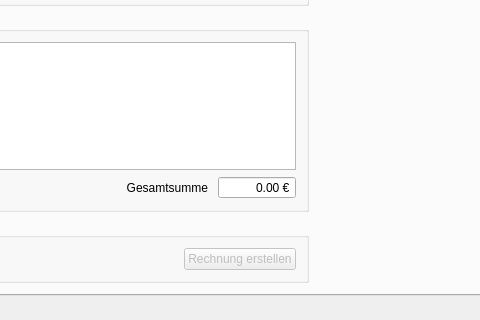
The window that mainwindow.ui (MarcelGep/RechnungsApp) describes before a commit, drawn with Qt 5; both pictures show x 588 to 1068 and y 496 to 816 of the 1362 by 816 pixel window.
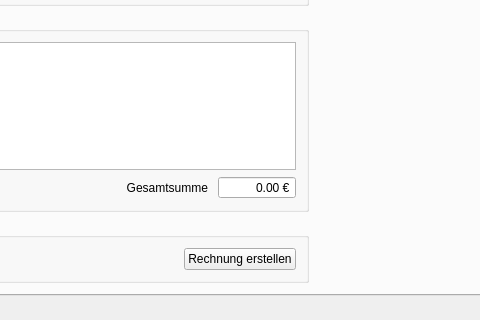
The same window after the commit.

```diff
--- a/mainwindow.ui
+++ b/mainwindow.ui
@@ -1781,7 +1781,7 @@
            <item>
             <widget class="QPushButton" name="btnRgCreate">
              <property name="enabled">
-              <bool>false</bool>
+              <bool>true</bool>
              </property>
              <property name="text">
               <string>Rechnung erstellen</string>
```
